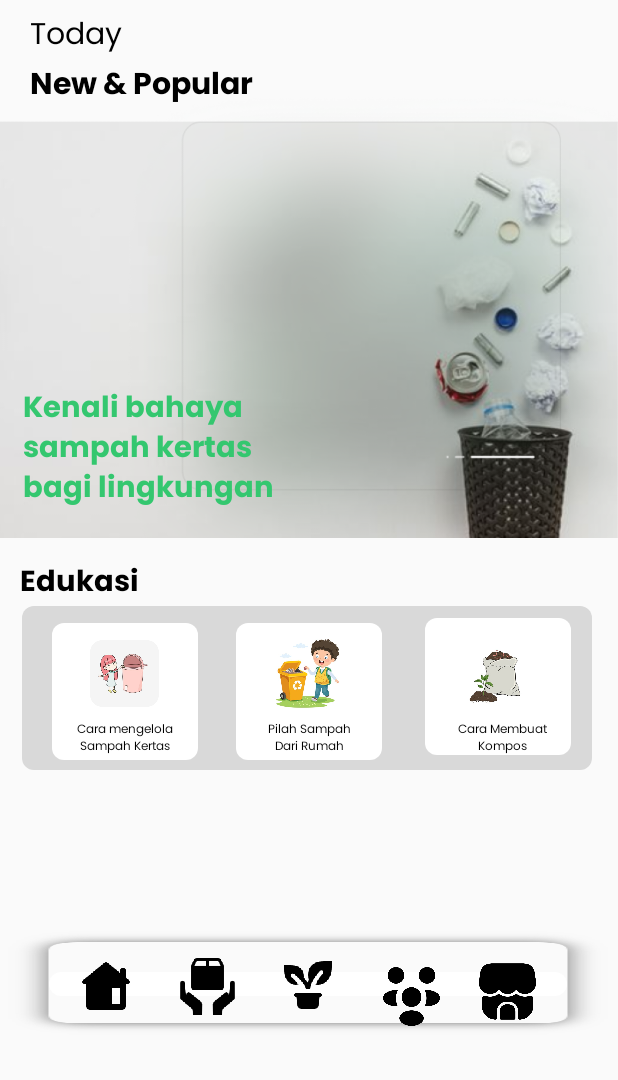
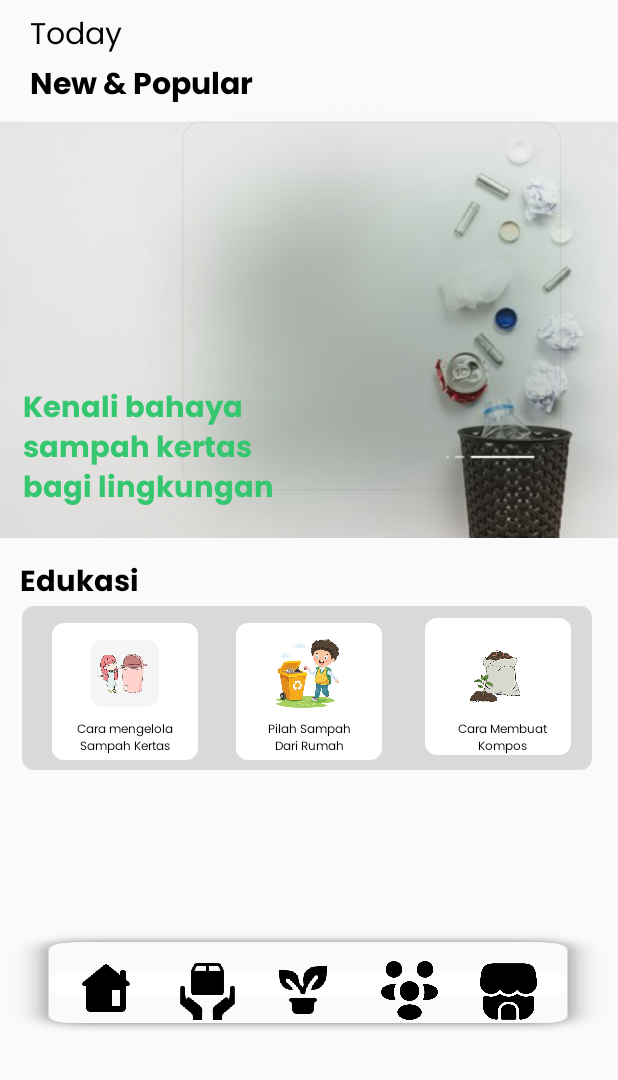
Before and after one commit to rifkidocs/Go_Paper, an Android app: the Edukasi screen opened directly, with no data from a screen before it, on a phone screen of 412 x 824 dp, the part 156-1236 px from its top. Run offline under Robolectric (Android 15) with nearby library versions, the phone set to English and light mode, and no system bars.

Commit message:
fix bugs final

```diff
--- a/app/src/main/java/com/example/pitstop/CheckoutActivity.kt
+++ b/app/src/main/java/com/example/pitstop/CheckoutActivity.kt
@@ -21,7 +21,7 @@ class CheckoutActivity : AppCompatActivity(), View.OnClickListener {
 
     override fun onClick(v: View) {
         when(v.id){
-            R.id.iv_exitchat -> {
+            R.id.iv_exit_checkout -> {
                 finish()
             }
             R.id.btnPesanan -> {
--- a/app/src/main/java/com/example/pitstop/DetailKegiatan.kt
+++ b/app/src/main/java/com/example/pitstop/DetailKegiatan.kt
@@ -4,6 +4,7 @@ import androidx.appcompat.app.AppCompatActivity
 import android.os.Bundle
 import android.view.View
 import android.widget.Button
+import android.widget.ImageButton
 import android.widget.ImageView
 
 class DetailKegiatan : AppCompatActivity(), View.OnClickListener {
@@ -14,7 +15,7 @@ class DetailKegiatan : AppCompatActivity(), View.OnClickListener {
         val back: ImageView = findViewById(R.id.back)
         back.setOnClickListener(this)
 
-        val btnkomentar : Button = findViewById(R.id.btn_komentar)
+        val btnkomentar : ImageButton = findViewById(R.id.btn_komentar)
         btnkomentar.setOnClickListener {
             val bottomSheetFragment = Komentar()
             bottomSheetFragment.show(supportFragmentManager, bottomSheetFragment.tag)
--- a/app/src/main/java/com/example/pitstop/Edukasi.kt
+++ b/app/src/main/java/com/example/pitstop/Edukasi.kt
@@ -6,11 +6,15 @@ import android.os.Bundle
 import android.view.View
 import android.widget.Button
 import android.widget.ImageButton
+import android.widget.ImageView
 
 class Edukasi : AppCompatActivity(), View.OnClickListener {
     override fun onCreate(savedInstanceState: Bundle?) {
         super.onCreate(savedInstanceState)
         setContentView(R.layout.activity_edukasi)
+
+        val HalamanAkun: ImageView = findViewById(R.id.HalamanAkun)
+        HalamanAkun.setOnClickListener(this)
 
         val home: Button = findViewById(R.id.buttonHome)
         home.setOnClickListener(this)
@@ -77,6 +81,10 @@ class Edukasi : AppCompatActivity(), View.OnClickListener {
                 val intent = Intent(this@Edukasi, ArtikelEdukasi3::class.java)
                 startActivity(intent)
             }
+            R.id.HalamanAkun -> {
+                val intent = Intent(this@Edukasi, MyAccountActivity::class.java)
+                startActivity(intent)
+            }
         }
     }
 }
--- a/app/src/main/res/layout/activity_edukasi.xml
+++ b/app/src/main/res/layout/activity_edukasi.xml
@@ -226,69 +226,66 @@
         app:layout_constraintStart_toStartOf="parent"
         app:layout_constraintTop_toTopOf="parent" />
 
-    <LinearLayout
+    <View
         android:id="@+id/view8"
         android:layout_width="400dp"
         android:layout_height="69dp"
         android:background="@drawable/rounded_corner"
+        android:orientation="horizontal"
         app:layout_constraintBottom_toBottomOf="parent"
         app:layout_constraintEnd_toEndOf="parent"
         app:layout_constraintHorizontal_bias="0.454"
         app:layout_constraintStart_toStartOf="parent"
         app:layout_constraintTop_toTopOf="parent"
-        app:layout_constraintVertical_bias="0.96"
-        android:orientation="horizontal" />
+        app:layout_constraintVertical_bias="0.96" />
+
 
     <Button
         android:id="@+id/buttonHome"
         android:layout_width="40dp"
         android:layout_height="40dp"
+        android:layout_marginBottom="40dp"
         android:background="@drawable/homenav"
         app:layout_constraintBottom_toBottomOf="parent"
         app:layout_constraintEnd_toEndOf="parent"
         app:layout_constraintHorizontal_bias="0.137"
-        app:layout_constraintStart_toStartOf="parent"
-        app:layout_constraintTop_toTopOf="parent"
-        app:layout_constraintVertical_bias="0.947" />
+        app:layout_constraintStart_toStartOf="parent" />
 
     <Button
         android:id="@+id/buttonPickup"
         android:layout_width="38dp"
         android:layout_height="38dp"
+        android:layout_marginBottom="40dp"
         android:background="@drawable/pickupnav"
         android:elevation="13dp"
         app:layout_constraintBottom_toBottomOf="parent"
         app:layout_constraintEnd_toEndOf="parent"
         app:layout_constraintHorizontal_bias="0.319"
-        app:layout_constraintStart_toStartOf="parent"
-        app:layout_constraintTop_toTopOf="parent"
-        app:layout_constraintVertical_bias="0.945" />
+        app:layout_constraintStart_toStartOf="parent" />
 
     <Button
         android:id="@+id/buttonNews"
         android:layout_width="40dp"
         android:layout_height="40dp"
+        android:layout_marginBottom="40dp"
         android:background="@drawable/pottedplant"
         android:elevation="13dp"
         app:layout_constraintBottom_toBottomOf="parent"
         app:layout_constraintEnd_toEndOf="parent"
-        app:layout_constraintHorizontal_bias="0.498"
-        app:layout_constraintStart_toStartOf="parent"
-        app:layout_constraintTop_toTopOf="parent"
-        app:layout_constraintVertical_bias="0.945" />
+        app:layout_constraintHorizontal_bias="0.49"
+        app:layout_constraintStart_toStartOf="parent" />
 
     <Button
         android:id="@+id/buttonCommunity"
         android:layout_width="38dp"
         android:layout_height="39dp"
-        android:layout_marginBottom="36dp"
+        android:layout_marginBottom="40dp"
         android:background="@drawable/communitynav"
         android:elevation="13dp"
         app:layout_constraintBottom_toBottomOf="parent"
         app:layout_constraintEnd_toEndOf="parent"
-        app:layout_constraintHorizontal_bias="0.682"
+        app:layout_constraintHorizontal_bias="0.68"
         app:layout_constraintStart_toStartOf="parent" />
-
 
     <Button
         android:id="@+id/buttonMarketplace"
@@ -299,7 +296,7 @@
         android:elevation="13dp"
         app:layout_constraintBottom_toBottomOf="parent"
         app:layout_constraintEnd_toEndOf="parent"
-        app:layout_constraintHorizontal_bias="0.748"
+        app:layout_constraintHorizontal_bias="0.75"
         app:layout_constraintStart_toEndOf="@+id/buttonPickup" />
 
 </androidx.constraintlayout.widget.ConstraintLayout>
--- a/app/src/main/res/layout/activity_homepage.xml
+++ b/app/src/main/res/layout/activity_homepage.xml
@@ -8,6 +8,7 @@
     tools:context=".Homepage"
     >
 
+<!--ACTIVITY INI MENGGUNAKAN LAYAR PIXEL 3XL-->
 
     <ImageView
         android:id="@+id/logo"
@@ -172,7 +173,7 @@
         android:text="Username"
         android:textColor="@color/black"
         app:layout_constraintEnd_toEndOf="parent"
-        app:layout_constraintHorizontal_bias="0.052"
+        app:layout_constraintHorizontal_bias="0.026"
         app:layout_constraintStart_toEndOf="@+id/textView17"
         app:layout_constraintTop_toTopOf="parent" />
 
--- a/app/src/main/res/layout/activity_marketplace_chat_penjualdan_pembeli.xml
+++ b/app/src/main/res/layout/activity_marketplace_chat_penjualdan_pembeli.xml
@@ -301,12 +301,12 @@ kehabisan"
     <ImageView
         android:layout_width="25dp"
         android:layout_height="25dp"
-        android:layout_marginTop="680dp"
+        android:layout_marginBottom="28dp"
         android:background="@drawable/sendmarketchat"
+        app:layout_constraintBottom_toBottomOf="parent"
         app:layout_constraintEnd_toEndOf="parent"
         app:layout_constraintHorizontal_bias="0.922"
-        app:layout_constraintStart_toStartOf="parent"
-        app:layout_constraintTop_toTopOf="parent" />
+        app:layout_constraintStart_toStartOf="parent" />
 
 
 </androidx.constraintlayout.widget.ConstraintLayout>
```
Also changed, not shown: app/src/main/java/com/example/pitstop/MyAccountActivity.kt (+46 -0 lines), app/src/main/res/layout/activity_community.xml (+21 -23 lines), app/src/main/res/layout/activity_detail_kegiatan.xml (+18 -5 lines), app/src/main/res/layout/activity_my_account.xml (+21 -22 lines).
